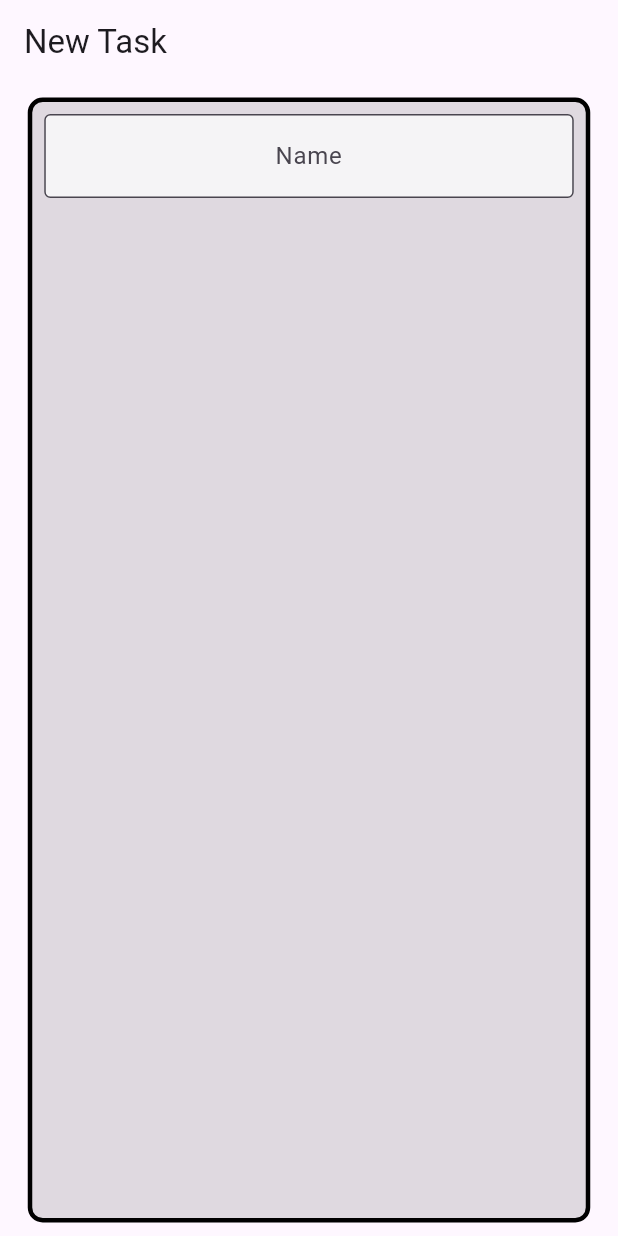
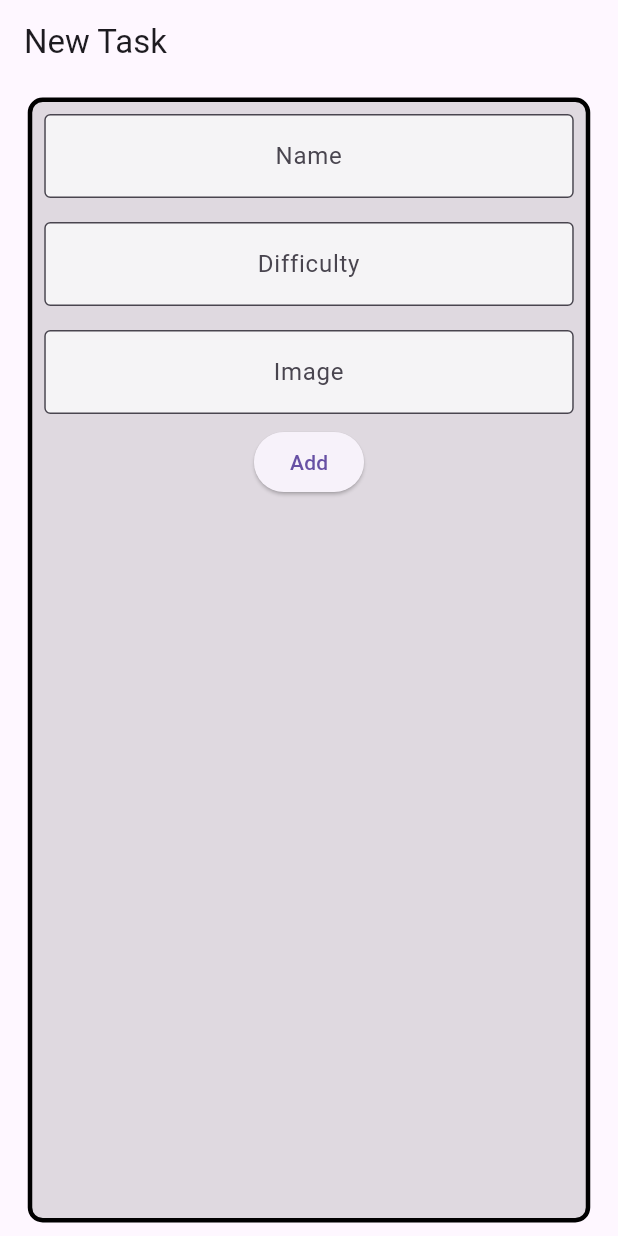
Before and after one commit to rhuancoder/rocket-todo-app, a Flutter app: the screen it shows after launch, on a phone screen of 412 x 824 dp. Run offline on Flutter 3.47's test engine with Material 3 defaults, Android fonts, the phone set to English and light mode, and no system bars.

```diff
--- a/lib/screens/form_screen.dart
+++ b/lib/screens/form_screen.dart
@@ -4,10 +4,14 @@ class FormScreen extends StatefulWidget {
   const FormScreen({super.key});
 
   @override
-  State<FormScreen> createState() => _State();
+  State<FormScreen> createState() => _FormScreenState();
 }
 
-class _State extends State<FormScreen> {
+class _FormScreenState extends State<FormScreen> {
+  TextEditingController nameController = TextEditingController();
+  TextEditingController difficultyController = TextEditingController();
+  TextEditingController imageController = TextEditingController();
+
   @override
   Widget build(BuildContext context) {
     return Scaffold(
@@ -29,6 +33,7 @@ class _State extends State<FormScreen> {
               Padding(
                 padding: const EdgeInsets.all(8.0),
                 child: TextFormField(
+                  controller: nameController,
                   textAlign: TextAlign.center,
                   decoration: InputDecoration(
                     border: OutlineInputBorder(),
@@ -38,6 +43,40 @@ class _State extends State<FormScreen> {
                   ),
                 ),
               ),
+              Padding(
+                padding: const EdgeInsets.all(8.0),
+                child: TextFormField(
+                  controller: difficultyController,
+                  textAlign: TextAlign.center,
+                  decoration: InputDecoration(
+                    border: OutlineInputBorder(),
+                    hintText: 'Difficulty',
+                    fillColor: Colors.white70,
+                    filled: true,
+                  ),
+                ),
+              ),
+              Padding(
+                padding: const EdgeInsets.all(8.0),
+                child: TextFormField(
+                  controller: imageController,
+                  textAlign: TextAlign.center,
+                  decoration: InputDecoration(
+                    border: OutlineInputBorder(),
+                    hintText: 'Image',
+                    fillColor: Colors.white70,
+                    filled: true,
+                  ),
+                ),
+              ),
+              ElevatedButton(
+                onPressed: () {
+                  print(nameController.text);
+                  print(int.parse(difficultyController.text));
+                  print(imageController.text);
+                },
+                child: Text('Add'),
+              ),
             ],
           ),
         ),
```
